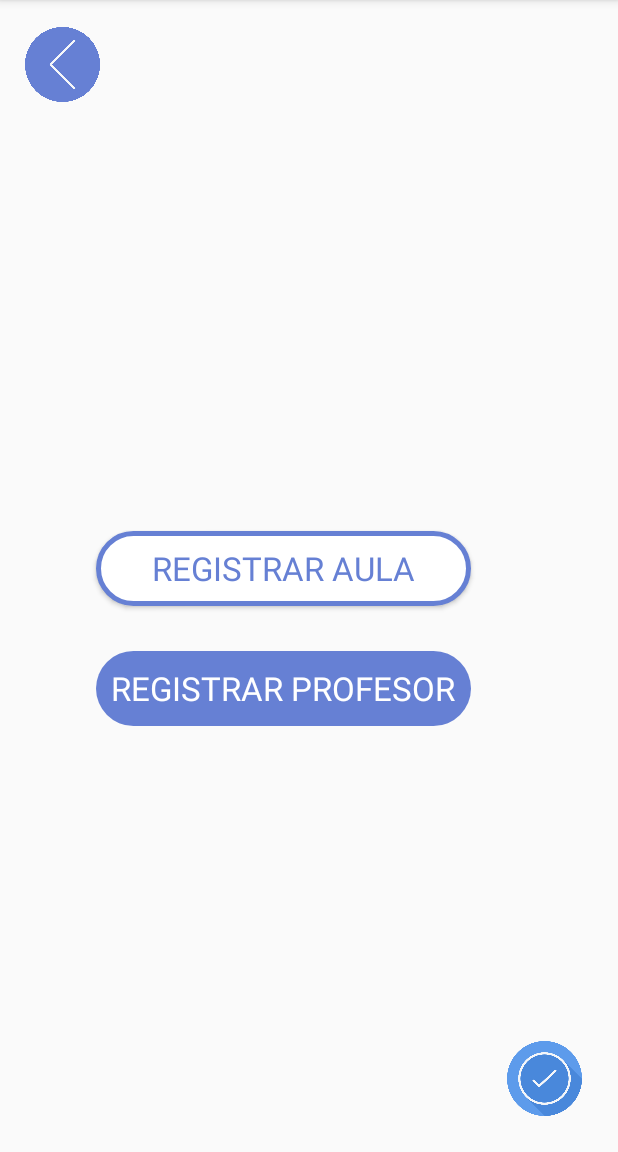
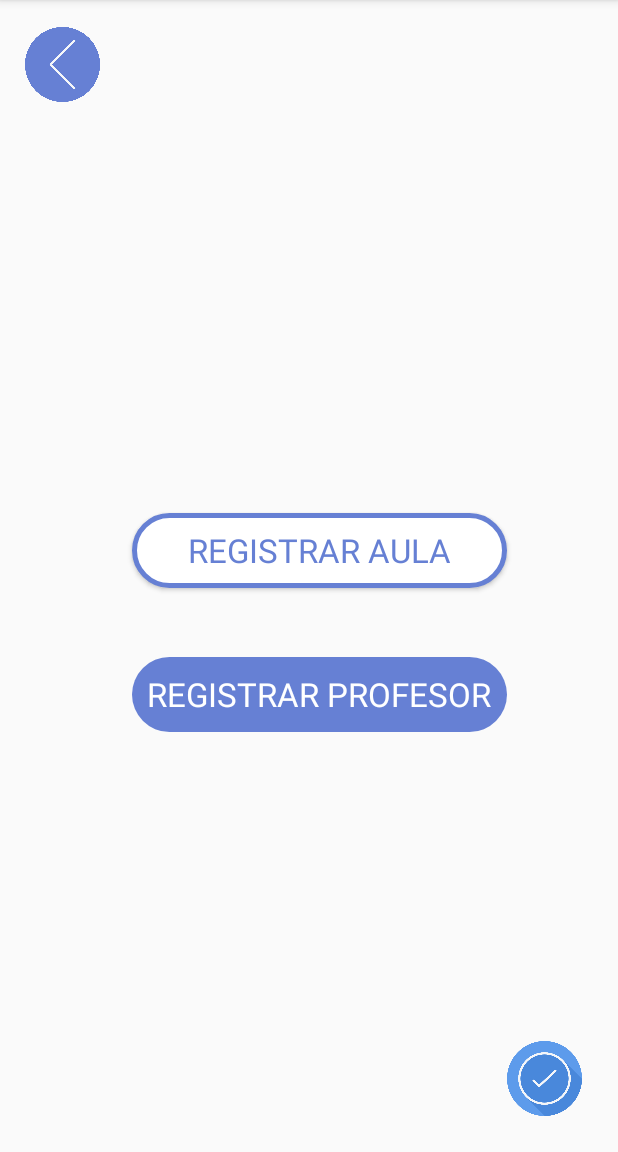
Before and after one commit to Alejandro1793/Proyecto, an Android app: the RegistroColegio screen opened directly, with no data from a screen before it, on a phone screen of 412 x 824 dp, the part 84-1236 px from its top. Run offline under Robolectric (Android 15) with nearby library versions, the phone set to English and light mode, and no system bars; our stand-ins replace Firebase (no records; nobody signed in at launch, a user with empty details on screens opened directly); Roboto replaces fonts that are not available here.

Commit message:
Dia 09/04

```diff
--- a/app/src/main/java/com/frutosajniahperez/proyecto/Roles.java
+++ b/app/src/main/java/com/frutosajniahperez/proyecto/Roles.java
@@ -1,6 +1,8 @@
 package com.frutosajniahperez.proyecto;
 
-public class Roles {
+import java.io.Serializable;
+
+public class Roles implements Serializable {
 
     private boolean admin;
     private boolean profe;
--- a/app/src/main/java/com/frutosajniahperez/proyecto/Usuario.java
+++ b/app/src/main/java/com/frutosajniahperez/proyecto/Usuario.java
@@ -1,8 +1,9 @@
 package com.frutosajniahperez.proyecto;
 
+import java.io.Serializable;
 import java.util.HashMap;
 
-public class Usuario {
+public class Usuario implements Serializable {
 
     private String email;
     private String uid;
--- a/app/src/main/res/layout/activity_registro_colegio.xml
+++ b/app/src/main/res/layout/activity_registro_colegio.xml
@@ -40,9 +40,9 @@
         android:id="@+id/btnRegistroProfe"
         android:layout_width="250sp"
         android:layout_height="50sp"
-        android:layout_marginStart="64dp"
-        android:layout_marginLeft="64dp"
-        android:layout_marginBottom="284dp"
+        android:layout_marginStart="88dp"
+        android:layout_marginLeft="88dp"
+        android:layout_marginBottom="280dp"
         android:background="@drawable/forma_boton"
         android:enabled="false"
         android:fontFamily="@font/yanone_kaffeesatz"
@@ -57,9 +57,9 @@
         android:id="@+id/btnRegitroAula"
         android:layout_width="250sp"
         android:layout_height="50sp"
-        android:layout_marginStart="64dp"
-        android:layout_marginLeft="64dp"
-        android:layout_marginBottom="364dp"
+        android:layout_marginStart="88dp"
+        android:layout_marginLeft="88dp"
+        android:layout_marginBottom="376dp"
         android:background="@drawable/forma_boton_contraria"
         android:fontFamily="@font/yanone_kaffeesatz"
         android:text="@string/registrar_aula"
```
Also changed, not shown: app/src/main/java/com/frutosajniahperez/proyecto/IniciarSesion2a.java (+26 -1 lines), app/src/main/java/com/frutosajniahperez/proyecto/ModificarColegio4.java (+16 -1 lines), app/src/main/res/layout/activity_modificar_colegio.xml (+3 -4 lines).
